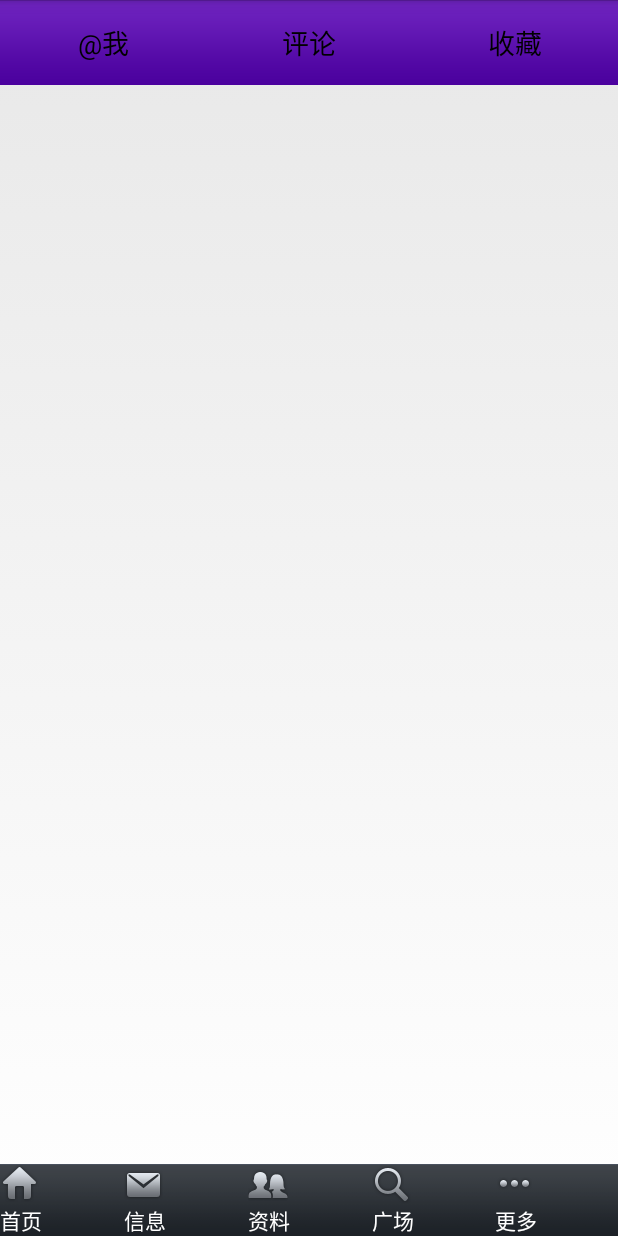
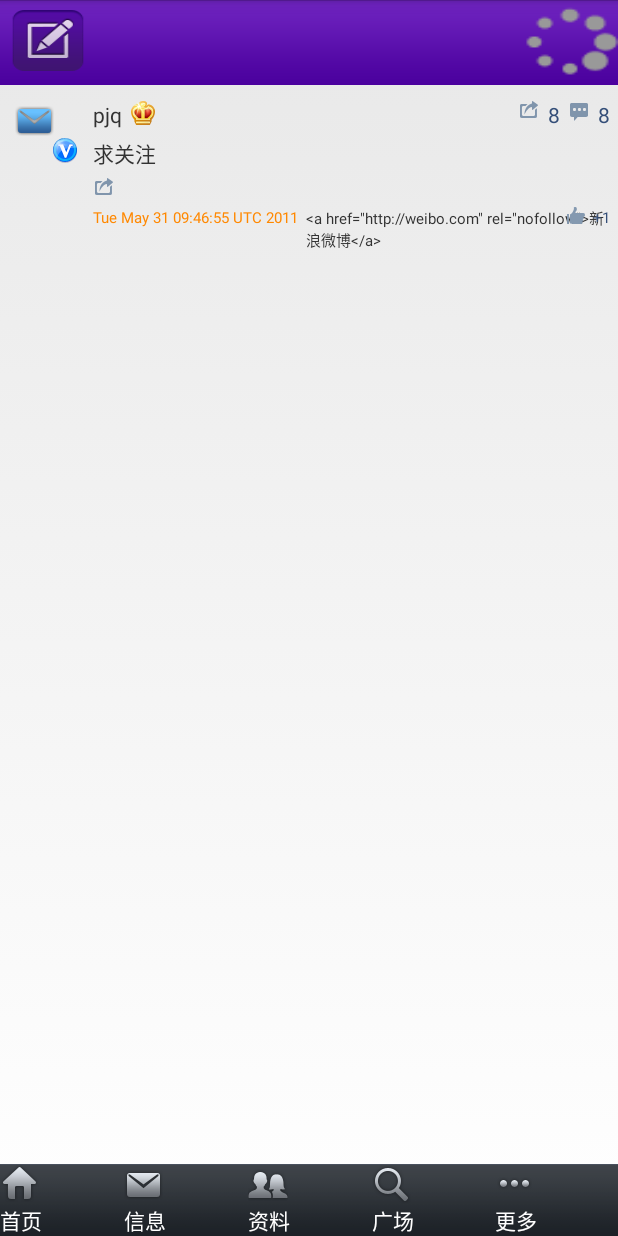
Before and after one commit to pjq19901015/weibo, an Android app: the screen it shows after launch (MainActivity), on a phone screen of 412 x 824 dp. Run offline under Robolectric (Android 15) with nearby library versions, the phone set to English and light mode, and no system bars.

Commit message:
add homepage but not done

```diff
--- /dev/null
+++ b/Pjqweibo/src/main/java/com/pjq/adapter/HomeListAdapter.java
@@ -0,0 +1,107 @@
+package com.pjq.adapter;
+
+import android.content.Context;
+import android.view.LayoutInflater;
+import android.view.View;
+import android.view.ViewGroup;
+import android.widget.BaseAdapter;
+import android.widget.ImageView;
+import android.widget.TextView;
+import com.pjq.entity.Status;
+import com.pjq.weibo.R;
+
+import java.util.Date;
+import java.util.List;
+
+/**
+ * Created with IntelliJ IDEA.
+ * User: pjq
+ * Date: 13-7-10
+ * Time: 上午10:44
+ * To change this template use File | Settings | File Templates.
+ */
+public class HomeListAdapter extends BaseAdapter {
+    private Context mContext;
+    private LayoutInflater mInflater;
+    private List<Status>  mStatus;
+
+    public HomeListAdapter(Context context, List<Status> status) {
+        this.mContext = context;
+        this.mInflater = LayoutInflater.from(context);
+        this.mStatus = status;
+    }
+
+    @Override
+    public int getCount() {
+        return mStatus.size();
+    }
+
+    @Override
+    public Object getItem(int position) {
+        return mStatus.get(position);
+    }
+
+    @Override
+    public long getItemId(int position) {
+        return position;
+    }
+
+    @Override
+    public View getView(int position, View convertView, ViewGroup parent) {
+        HolderView holderView;
+        if(convertView == null){
+            holderView = new HolderView();
+            convertView = mInflater.inflate(R.layout.home_listview_item,null);
+            getHolderView(holderView,convertView);
+            convertView.setTag(holderView);
+        }else{
+            holderView = (HolderView) convertView.getTag();
+        }
+        holderView.mTxvName.setText(mStatus.get(position).getUser().getName());
+        holderView.mTxvRedirect.setText(String.valueOf(mStatus.get(position).getReposts_count()));
+        holderView.mTxvContent.setText(mStatus.get(position).getText());
+        holderView.mTxvTime.setText(new Date(mStatus.get(position).getCreated_at()).toString());
+        holderView.mTxvFrom.setText(mStatus.get(position).getSource());
+        holderView.mTxvComments.setText(String.valueOf(mStatus.get(position).getComments_count()));
+        return convertView;
+    }
+
+    private void getHolderView(HolderView holderView,View v){
+        holderView.mImgviewHeadPortrait =
+                (ImageView) v.findViewById(R.id.home_listview_item_imgview_headportrait);
+        holderView.mImgviewCertify =
+                (ImageView) v.findViewById(R.id.home_listview_item_imgview_certify);
+        holderView.mTxvName =
+                (TextView) v.findViewById(R.id.home_listview_item_txv_name);
+        holderView.mTxvComments =
+                (TextView) v.findViewById(R.id.home_listview_item_txv_comments);
+        holderView.mTxvRedirect =
+                (TextView) v.findViewById(R.id.home_listview_item_txv_redirect);
+        holderView.mTxvContent =
+                (TextView) v.findViewById(R.id.home_listview_item_txv_content);
+        holderView.mTxvTime =
+                (TextView) v.findViewById(R.id.home_listview_item_txv_time);
+        holderView.mTxvFrom =
+                (TextView) v.findViewById(R.id.home_listview_item_txv_from);
+        holderView.mTxvGood =
+                (TextView) v.findViewById(R.id.home_listview_item_txv_good);
+        holderView.mImgviewCrown =
+                (ImageView) v.findViewById(R.id.home_listview_item_imgview_crown);
+        holderView.mImgviewContent =
+                (ImageView) v.findViewById(R.id.home_listview_item_imgview_content);
+    }
+
+    private class HolderView{
+        ImageView mImgviewHeadPortrait;
+        ImageView mImgviewCertify;
+        TextView mTxvName;
+        TextView mTxvComments;
+        TextView mTxvRedirect;
+        TextView mTxvContent;
+        ImageView mImgviewCrown;
+        ImageView mImgviewContent;
+        TextView mTxvTime;
+        TextView mTxvFrom;
+        TextView mTxvGood;  //点赞的次数
+    }
+}
--- /dev/null
+++ b/Pjqweibo/src/main/java/com/pjq/common/RequestURL.java
@@ -0,0 +1,14 @@
+package com.pjq.common;
+
+/**
+ * Created with IntelliJ IDEA.
+ * User: pjq
+ * Date: 13-7-10
+ * Time: 下午5:46
+ * To change this template use File | Settings | File Templates.
+ */
+public class RequestURL {
+    public static final String WEB_SERVE = "https://api.weibo.com/2/";
+    public static final String GET_LASTED = WEB_SERVE + "statuses/mentions.json";
+
+}
--- /dev/null
+++ b/Pjqweibo/src/main/java/com/pjq/entity/Status.java
@@ -0,0 +1,95 @@
+package com.pjq.entity;
+
+/**
+ * Created with IntelliJ IDEA.
+ * User: pjq
+ * Date: 13-7-10
+ * Time: 上午11:04
+ * To change this template use File | Settings | File Templates.
+ */
+public class Status {
+
+    private String created_at;
+    private long id;
+    private String text;
+    private String source;
+    private User user;
+    private int  reposts_count;
+    private int  comments_count;
+    private String original_pic;
+
+    public Status(String created_at, long id, String text, String source, User user, int reposts_count, int comments_count, String original_pic) {
+        this.created_at = created_at;
+        this.id = id;
+        this.text = text;
+        this.source = source;
+        this.user = user;
+        this.reposts_count = reposts_count;
+        this.comments_count = comments_count;
+        this.original_pic = original_pic;
+    }
+
+    public String getCreated_at() {
+        return created_at;
+    }
+
+    public void setCreated_at(String created_at) {
+        this.created_at = created_at;
+    }
+
+    public long getId() {
+        return id;
+    }
+
+    public void setId(long id) {
+        this.id = id;
+    }
+
+    public String getText() {
+        return text;
+    }
+
+    public void setText(String text) {
+        this.text = text;
+    }
+
+    public String getSource() {
+        return source;
+    }
+
+    public void setSource(String source) {
+        this.source = source;
+    }
+
+    public User getUser() {
+        return user;
+    }
+
+    public void setUser(User user) {
+        this.user = user;
+    }
+
+    public int getReposts_count() {
+        return reposts_count;
+    }
+
+    public void setReposts_count(int reposts_count) {
+        this.reposts_count = reposts_count;
+    }
+
+    public int getComments_count() {
+        return comments_count;
+    }
+
+    public void setComments_count(int comments_count) {
+        this.comments_count = comments_count;
+    }
+
+    public String getOriginal_pic() {
+        return original_pic;
+    }
+
+    public void setOriginal_pic(String original_pic) {
+        this.original_pic = original_pic;
+    }
+}
--- /dev/null
+++ b/Pjqweibo/src/main/java/com/pjq/entity/User.java
@@ -0,0 +1,54 @@
+package com.pjq.entity;
+
+/**
+ * Created with IntelliJ IDEA.
+ * User: pjq
+ * Date: 13-7-10
+ * Time: 上午11:11
+ * To change this template use File | Settings | File Templates.
+ */
+public class User {
+    private long id;
+    private String name;
+    private String profile_image_url;
+    private Status status;
+
+    public User(long id, String name, String profile_image_url, Status status) {
+        this.id = id;
+        this.name = name;
+        this.profile_image_url = profile_image_url;
+        this.status = status;
+    }
+
+    public long getId() {
+        return id;
+    }
+
+    public void setId(long id) {
+        this.id = id;
+    }
+
+    public String getName() {
+        return name;
+    }
+
+    public void setName(String name) {
+        this.name = name;
+    }
+
+    public String getProfile_image_url() {
+        return profile_image_url;
+    }
+
+    public void setProfile_image_url(String profile_image_url) {
+        this.profile_image_url = profile_image_url;
+    }
+
+    public Status getStatus() {
+        return status;
+    }
+
+    public void setStatus(Status status) {
+        this.status = status;
+    }
+}
--- /dev/null
+++ b/Pjqweibo/src/main/java/com/pjq/interfaces/ActivityInterface.java
@@ -0,0 +1,14 @@
+package com.pjq.interfaces;
+
+/**
+ * Created with IntelliJ IDEA.
+ * User: pjq
+ * Date: 13-7-10
+ * Time: 下午4:16
+ * To change this template use File | Settings | File Templates.
+ */
+public interface ActivityInterface {
+    public void findView();
+    public void initData();
+    public void addAction();
+}
--- a/Pjqweibo/src/main/java/com/pjq/weibo/MainActivity.java
+++ b/Pjqweibo/src/main/java/com/pjq/weibo/MainActivity.java
@@ -1,27 +1,38 @@
 package com.pjq.weibo;
 
-import android.app.ActionBar;
 import android.content.res.TypedArray;
 import android.os.Bundle;
-import android.app.Activity;
 import android.view.Menu;
 import android.view.View;
-import android.view.ViewGroup;
 import android.view.Window;
 import android.widget.ImageView;
 import android.widget.LinearLayout;
+import android.widget.ListView;
 import android.widget.TextView;
+import com.pjq.adapter.HomeListAdapter;
+import com.pjq.entity.Status;
+import com.pjq.entity.User;
+import com.pjq.interfaces.ActivityInterface;
 import com.pjq.tools.Tool;
 
-public class MainActivity extends BaseActivity {
+import java.util.ArrayList;
+import java.util.List;
 
+public class MainActivity extends BaseActivity implements ActivityInterface{
+    private ListView mLviHome;
+    private View mView;
+    private HomeListAdapter mHomeListAdapter;
     @Override
     protected void onCreate(Bundle savedInstanceState) {
         super.onCreate(savedInstanceState);
         requestWindowFeature(Window.FEATURE_NO_TITLE);
         //setContentViewNotitle(loadTabButton(););
+        mView = getLayoutInflater().inflate(R.layout.activity_main,null);
         setContentView(loadTabButton());
         Tool.updateFullScreenStatus(this,false);
+        findView();
+        initData();
+        addAction();
     }
 
 
@@ -32,8 +43,8 @@ public class MainActivity extends BaseActivity {
     }
 
     private View loadTabButton(){
-        View view = getLayoutInflater().inflate(R.layout.activity_main,null);
-        LinearLayout linearLayout = (LinearLayout) view.findViewById(R.id.main_linearlayout_tabbar);
+
+        LinearLayout linearLayout = (LinearLayout) mView.findViewById(R.id.main_linearlayout_tabbar);
         String[] texts = getResources().getStringArray(R.array.tabbar_btn_text);
         TypedArray images = getResources().obtainTypedArray(R.array.tabbar_btn_image_resource);
         TypedArray ids = getResources().obtainTypedArray(R.array.tabbar_btn_id);
@@ -49,7 +60,29 @@ public class MainActivity extends BaseActivity {
                                                                LinearLayout.LayoutParams.FILL_PARENT,
                                                                1));
         }
-        return view;
+        return mView;
     }
 
+    @Override
+    public void findView() {
+        mLviHome = (ListView) mView.findViewById(R.id.home_lvi);
+    }
+
+    @Override
+    public void initData() {
+        List<Status> statuses = new ArrayList<Status>();
+        statuses.add(new Status("Tue May 31 17:46:55 +0800 2011",
+                                11488058246L,
+                                "求关注",
+                                "<a href=\"http://weibo.com\" rel=\"nofollow\">新浪微博</a>",
+                                new User(11488058246L,"pjq","",null),
+                                8,8,
+                                "fasdf"));
+        mHomeListAdapter = new HomeListAdapter(this,statuses);
+    }
+
+    @Override
+    public void addAction() {
+        mLviHome.setAdapter(mHomeListAdapter);
+    }
 }
--- a/Pjqweibo/src/main/res/layout/activity_main.xml
+++ b/Pjqweibo/src/main/res/layout/activity_main.xml
@@ -7,8 +7,8 @@
             android:layout_width="fill_parent"
             android:layout_height="fill_parent"
             android:layout_weight="1">
+        <include layout="@layout/message"/>
         <include layout="@layout/home"/>
-        <include layout="@layout/message"/>
         <include layout="@layout/selfinfo"/>
         <include layout="@layout/square"/>
         <include layout="@layout/more"/>
--- /dev/null
+++ b/Pjqweibo/src/main/res/layout/home_listview_item.xml
@@ -0,0 +1,125 @@
+<?xml version="1.0" encoding="utf-8"?>
+
+<RelativeLayout xmlns:android="http://schemas.android.com/apk/res/android"
+                android:layout_width="fill_parent"
+                android:layout_height="fill_parent">
+    <FrameLayout
+            android:id="@+id/home_listview_item_framelayout"
+            android:layout_width="wrap_content"
+            android:layout_height="wrap_content"
+            android:layout_margin="10dp">
+        <ImageView
+                android:id="@+id/home_listview_item_imgview_headportrait"
+                android:layout_width="wrap_content"
+                android:layout_height="wrap_content"
+                android:src="@drawable/tab_meassage_focus"/>
+        <ImageView
+                android:id="@+id/home_listview_item_imgview_certify"
+                android:layout_width="wrap_content"
+                android:layout_height="wrap_content"
+                android:src="@drawable/portrait_v_blue"/>
+    </FrameLayout>
+    <TextView
+            android:id="@+id/home_listview_item_txv_name"
+            android:layout_width="wrap_content"
+            android:layout_height="wrap_content"
+            android:layout_alignTop="@id/home_listview_item_framelayout"
+            android:layout_toRightOf="@id/home_listview_item_framelayout"
+            android:text="电商行业"/>
+    <ImageView
+            android:id="@+id/home_listview_item_imgview_crown"
+            android:layout_width="wrap_content"
+            android:layout_height="wrap_content"
+            android:layout_toRightOf="@id/home_listview_item_txv_name"
+            android:layout_alignTop="@id/home_listview_item_framelayout"
+            android:layout_marginLeft="5dp"
+            android:src="@drawable/user_info_crown"/>
+    <TextView
+            android:id="@+id/home_listview_item_txv_comments"
+            android:layout_width="wrap_content"
+            android:layout_height="wrap_content"
+            android:layout_alignTop="@id/home_listview_item_framelayout"
+            android:layout_alignParentRight="true"
+            android:layout_marginRight="5dp"
+            android:textColor="#344e78"
+            android:text="1"/>
+    <ImageView
+            android:id="@+id/home_listview_item_imgview_comment"
+            android:layout_width="wrap_content"
+            android:layout_height="wrap_content"
+            android:layout_toLeftOf="@id/home_listview_item_txv_comments"
+            android:layout_alignTop="@id/home_listview_item_framelayout"
+            android:layout_marginRight="5dp"
+            android:src="@drawable/comment_icon"/>
+    <TextView
+            android:id="@+id/home_listview_item_txv_redirect"
+            android:layout_width="wrap_content"
+            android:layout_height="wrap_content"
+            android:layout_alignTop="@id/home_listview_item_framelayout"
+            android:layout_toLeftOf="@id/home_listview_item_imgview_comment"
+            android:layout_marginRight="5dp"
+            android:textColor="#344e78"
+            android:text="8"/>
+    <ImageView
+            android:id="@+id/home_listview_item_imgview_redirect"
+            android:layout_width="wrap_content"
+            android:layout_height="wrap_content"
+            android:layout_toLeftOf="@id/home_listview_item_txv_redirect"
+            android:layout_alignTop="@id/home_listview_item_framelayout"
+            android:layout_marginRight="5dp"
+            android:src="@drawable/redirect_icon"/>
+    <TextView
+            android:id="@+id/home_listview_item_txv_content"
+            android:layout_width="wrap_content"
+            android:layout_height="wrap_content"
+            android:layout_alignLeft="@id/home_listview_item_txv_name"
+            android:layout_below="@id/home_listview_item_txv_name"
+            android:layout_marginTop="5dp"
+            android:text="  [jsladfjlsd]"/>
+    <ImageView
+            android:id="@+id/home_listview_item_imgview_content"
+            android:layout_width="wrap_content"
+            android:layout_height="wrap_content"
+            android:layout_alignLeft="@id/home_listview_item_txv_name"
+            android:layout_below="@id/home_listview_item_txv_content"
+            android:layout_marginTop="5dp"
+            android:src="@drawable/redirect_icon"/>
+    <TextView
+            android:id="@+id/home_listview_item_txv_time"
+            android:layout_width="wrap_content"
+            android:layout_height="wrap_content"
+            android:layout_alignLeft="@id/home_listview_item_txv_name"
+            android:layout_below="@id/home_listview_item_imgview_content"
+            android:layout_marginTop="5dp"
+            android:text="07-09 07:21"
+            android:textColor="@android:color/holo_orange_dark"
+            android:textSize="10dp"/>
+    <TextView
+            android:id="@+id/home_listview_item_txv_from"
+            android:layout_width="wrap_content"
+            android:layout_height="wrap_content"
+            android:layout_toRightOf="@id/home_listview_item_txv_time"
+            android:layout_alignTop="@id/home_listview_item_txv_time"
+            android:layout_marginLeft="5dp"
+            android:text="来自中国电商网"
+            android:textSize="10dp"/>
+    <TextView
+            android:id="@+id/home_listview_item_txv_good"
+            android:layout_width="wrap_content"
+            android:layout_height="wrap_content"
+            android:layout_alignParentRight="true"
+            android:layout_alignTop="@id/home_listview_item_txv_time"
+            android:layout_marginRight="5dp"
+            android:gravity="center_vertical"
+            android:text="+1"
+            android:textColor="#344e78"
+            android:textSize="10dp"/>
+    <ImageView
+            android:id="@+id/home_listview_item_imgview_good"
+            android:layout_width="wrap_content"
+            android:layout_height="wrap_content"
+            android:layout_toLeftOf="@id/home_listview_item_txv_good"
+            android:layout_alignTop="@id/home_listview_item_txv_time"
+            android:layout_marginRight="5dp"
+            android:src="@drawable/rt_smile_icon"/>
+</RelativeLayout>
--- a/Pjqweibo/src/main/res/layout/message.xml
+++ b/Pjqweibo/src/main/res/layout/message.xml
@@ -15,7 +15,7 @@
                 android:layout_width="fill_parent"
                 android:layout_height="fill_parent"
                 android:cacheColorHint="#00000000"
-        android:dividerHeight="0dp"/>
+                android:dividerHeight="0dp"/>
         <ListView
                 android:id="@+id/home_lvi_comment"
                 android:layout_width="fill_parent"
```
Also changed, not shown: Pjqweibo/src/main/res/drawable-hdpi/comment_icon.png (added), Pjqweibo/src/main/res/drawable-hdpi/market_toolbar_comments_normal.png (added), Pjqweibo/src/main/res/drawable-hdpi/portrait_v_blue.png (added), Pjqweibo/src/main/res/drawable-hdpi/redirect_icon.png (added), Pjqweibo/src/main/res/drawable-hdpi/rt_smile_icon.png (added), Pjqweibo/src/main/res/drawable-hdpi/user_info_crown.png (added), Pjqweibo/src/main/res/drawable-hdpi/userinfo_comments.png (added).
